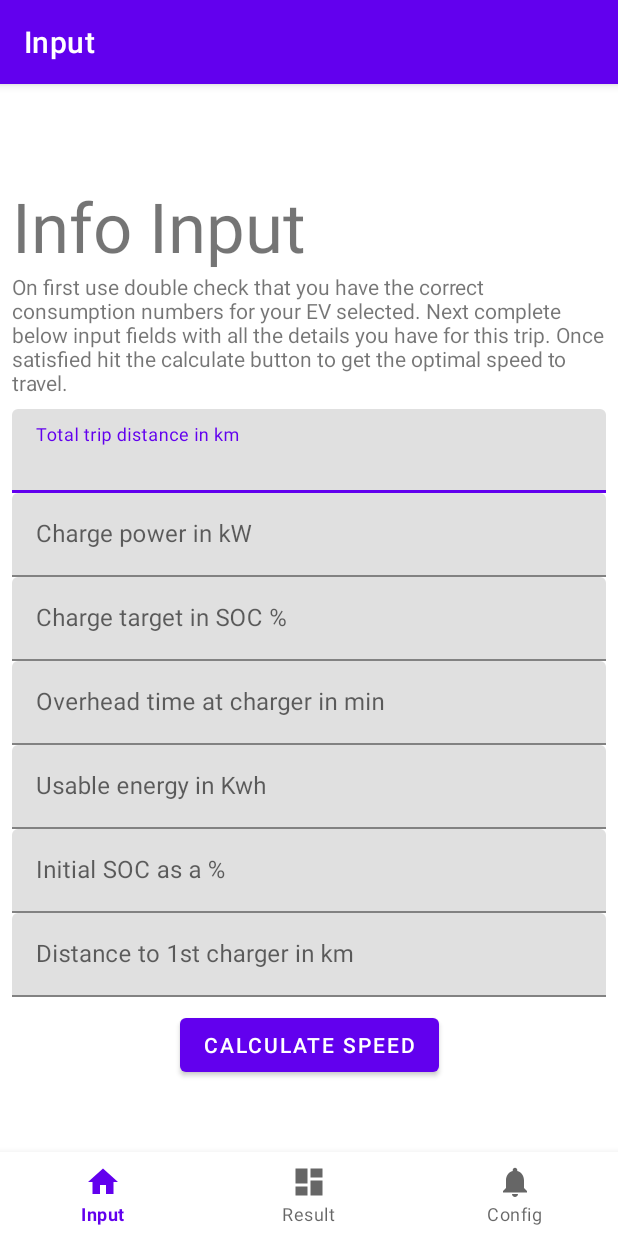
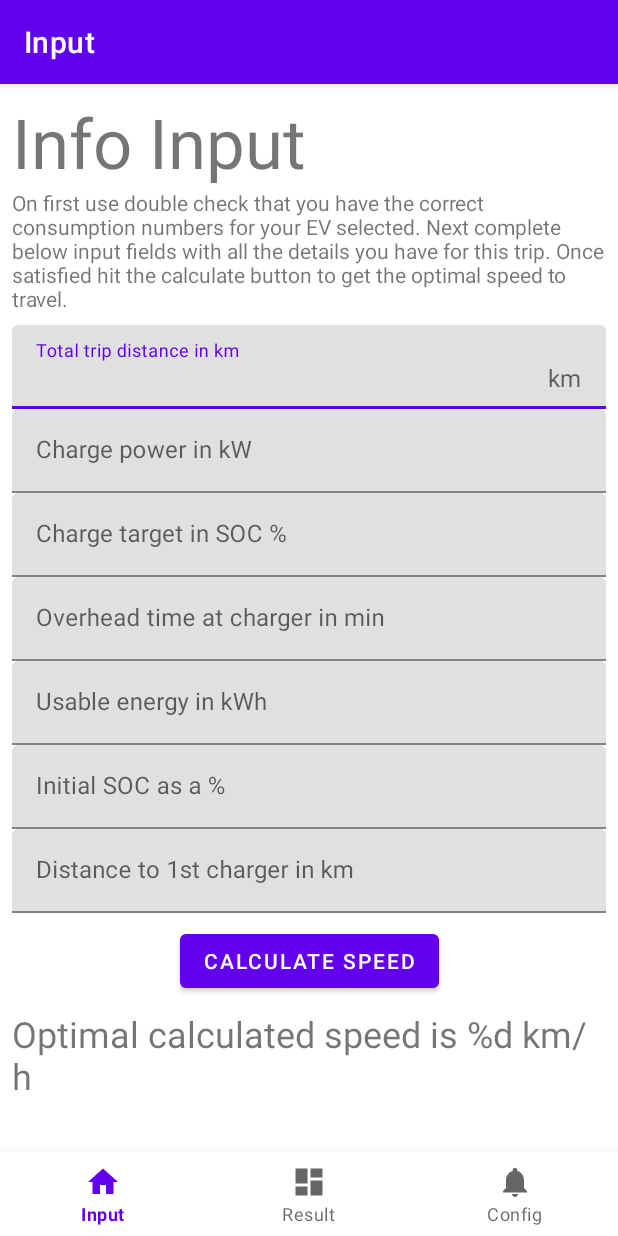
Before and after one commit to hanscappelle/optitrip-ev-android, an Android app: the screen it shows after launch (MainActivity), on a phone screen of 412 x 824 dp. Run offline under Robolectric (Android 15) with nearby library versions, the phone set to English and light mode, and no system bars; our stand-ins replace navigation-ui.

Commit message:
progress calculating optimal speed

```diff
--- a/app/src/main/java/be/hcpl/android/optitripev/ui/home/HomeFragment.kt
+++ b/app/src/main/java/be/hcpl/android/optitripev/ui/home/HomeFragment.kt
@@ -4,10 +4,13 @@ import android.os.Bundle
 import android.view.LayoutInflater
 import android.view.View
 import android.view.ViewGroup
+import android.widget.Button
 import android.widget.TextView
+import androidx.core.widget.doOnTextChanged
 import androidx.fragment.app.Fragment
 import androidx.lifecycle.ViewModelProvider
 import be.hcpl.android.optitripev.databinding.FragmentHomeBinding
+import com.google.android.material.textfield.TextInputEditText
 
 class HomeFragment : Fragment() {
 
@@ -22,16 +25,31 @@ class HomeFragment : Fragment() {
         container: ViewGroup?,
         savedInstanceState: Bundle?
     ): View {
-        val homeViewModel =
-            ViewModelProvider(this).get(HomeViewModel::class.java)
+        val viewModel = ViewModelProvider(this).get(HomeViewModel::class.java)
 
         _binding = FragmentHomeBinding.inflate(inflater, container, false)
         val root: View = binding.root
 
-        //val textView: TextView = binding.textHome
-        //homeViewModel.text.observe(viewLifecycleOwner) {
-        //    textView.text = it
-        //}
+        // bind view references
+        val totalDistance: TextInputEditText = binding.inputTotalDistance
+        val chargePower: TextInputEditText = binding.inputChargePower
+        val chargeTarget: TextInputEditText = binding.inputChargeTarget
+        val chargeDelay: TextInputEditText = binding.inputChargeDelay
+        val usableEnergy: TextInputEditText = binding.inputUsableEnergy
+        val initialSoc: TextInputEditText = binding.inputInitialSoc
+        val distanceFirstCharger: TextInputEditText = binding.inputFirstChargeStation
+        val calculate: Button = binding.calculate
+        val resultView: TextView = binding.resultSpeed
+
+        // check for changes
+        viewModel.result.observe(viewLifecycleOwner) { resultView.text = it }
+
+        // Get input text
+        totalDistance.doOnTextChanged { text, _, _, _ -> viewModel.totalDistance.value = text.toString() }
+
+        // performs calculation
+        calculate.setOnClickListener { viewModel.calculate() }
+
         return root
     }
 
--- a/app/src/main/java/be/hcpl/android/optitripev/ui/home/HomeViewModel.kt
+++ b/app/src/main/java/be/hcpl/android/optitripev/ui/home/HomeViewModel.kt
@@ -1,13 +1,30 @@
 package be.hcpl.android.optitripev.ui.home
 
+import android.app.Application
+import android.provider.Settings.Global.getString
+import android.util.Log
+import androidx.lifecycle.AndroidViewModel
 import androidx.lifecycle.LiveData
 import androidx.lifecycle.MutableLiveData
 import androidx.lifecycle.ViewModel
+import be.hcpl.android.optitripev.R
 
-class HomeViewModel : ViewModel() {
+class HomeViewModel(application: Application) : AndroidViewModel(application) {
 
-    private val _text = MutableLiveData<String>().apply {
-        value = "This is home Fragment"
+    private val context = getApplication<Application>().applicationContext
+
+    val totalDistance = MutableLiveData<String>()
+    val chargePower = MutableLiveData<String>()
+
+    val result = MutableLiveData<String>()
+
+    // TODO store values in preferences and recover on resume
+    // TODO parse values from text, add errors where needed
+
+    fun calculate() {
+        // TODO perform calculation
+
+        val optimalSpeed = 95
+        result.value = String.format(context.getString(R.string.result_optimal_speed), optimalSpeed)
     }
-    val text: LiveData<String> = _text
 }
--- a/app/src/main/res/layout/activity_main.xml
+++ b/app/src/main/res/layout/activity_main.xml
@@ -3,8 +3,7 @@
     xmlns:app="http://schemas.android.com/apk/res-auto"
     android:id="@+id/container"
     android:layout_width="match_parent"
-    android:layout_height="match_parent"
-    android:paddingTop="?attr/actionBarSize">
+    android:layout_height="match_parent">
 
     <com.google.android.material.bottomnavigation.BottomNavigationView
         android:id="@+id/nav_view"
--- a/app/src/main/res/layout/fragment_home.xml
+++ b/app/src/main/res/layout/fragment_home.xml
@@ -33,6 +33,7 @@
         android:layout_height="wrap_content"
         android:layout_marginTop="@dimen/padding_default"
         android:hint="@string/hint_total_distance"
+        app:suffixText="km"
         app:layout_constraintEnd_toEndOf="parent"
         app:layout_constraintStart_toStartOf="parent"
         app:layout_constraintTop_toBottomOf="@id/info_input">
@@ -50,6 +51,7 @@
         android:layout_width="match_parent"
         android:layout_height="wrap_content"
         android:hint="@string/hint_charge_power"
+        app:suffixText="kW"
         app:layout_constraintEnd_toEndOf="parent"
         app:layout_constraintStart_toStartOf="parent"
         app:layout_constraintTop_toBottomOf="@id/total_distance">
@@ -67,6 +69,7 @@
         android:layout_width="match_parent"
         android:layout_height="wrap_content"
         android:hint="@string/hint_charge_target"
+        app:suffixText="%"
         app:layout_constraintEnd_toEndOf="parent"
         app:layout_constraintStart_toStartOf="parent"
         app:layout_constraintTop_toBottomOf="@id/charge_power">
@@ -84,6 +87,7 @@
         android:layout_width="match_parent"
         android:layout_height="wrap_content"
         android:hint="@string/hint_charge_delay"
+        app:suffixText="min"
         app:layout_constraintEnd_toEndOf="parent"
         app:layout_constraintStart_toStartOf="parent"
         app:layout_constraintTop_toBottomOf="@id/charge_target">
@@ -101,6 +105,7 @@
         android:layout_width="match_parent"
         android:layout_height="wrap_content"
         android:hint="@string/hint_usable_energy"
+        app:suffixText="kWh"
         app:layout_constraintEnd_toEndOf="parent"
         app:layout_constraintStart_toStartOf="parent"
         app:layout_constraintTop_toBottomOf="@id/charge_delay">
@@ -118,6 +123,7 @@
         android:layout_width="match_parent"
         android:layout_height="wrap_content"
         android:hint="@string/hint_initial_soc"
+        app:suffixText="%"
         app:layout_constraintEnd_toEndOf="parent"
         app:layout_constraintStart_toStartOf="parent"
         app:layout_constraintTop_toBottomOf="@id/usable_energy">
@@ -135,6 +141,7 @@
         android:layout_width="match_parent"
         android:layout_height="wrap_content"
         android:hint="@string/hint_first_charge_station"
+        app:suffixText="km"
         android:layout_marginBottom="@dimen/padding_default"
         app:layout_constraintEnd_toEndOf="parent"
         app:layout_constraintStart_toStartOf="parent"
@@ -158,4 +165,15 @@
         app:layout_constraintStart_toStartOf="parent"
         app:layout_constraintTop_toBottomOf="@id/first_charge_station"/>
 
+    <TextView
+        android:id="@+id/result_speed"
+        android:layout_width="wrap_content"
+        android:layout_height="wrap_content"
+        android:text="@string/result_optimal_speed"
+        android:layout_marginTop="@dimen/padding_default"
+        android:textSize="@dimen/text_size_large"
+        app:layout_constraintEnd_toEndOf="parent"
+        app:layout_constraintStart_toStartOf="parent"
+        app:layout_constraintTop_toBottomOf="@id/calculate"/>
+
 </androidx.constraintlayout.widget.ConstraintLayout>
--- a/app/src/main/res/values/strings.xml
+++ b/app/src/main/res/values/strings.xml
@@ -8,7 +8,7 @@
     <string name="hint_charge_power">Charge power in kW</string>
     <string name="hint_charge_target">Charge target in SOC %</string>
     <string name="hint_charge_delay">Overhead time at charger in min</string>
-    <string name="hint_usable_energy">Usable energy in Kwh</string>
+    <string name="hint_usable_energy">Usable energy in kWh</string>
     <string name="hint_initial_soc">Initial SOC as a %</string>
     <string name="hint_first_charge_station">Distance to 1st charger in km</string>
     <string name="info_input">On first use double check that you have the correct consumption numbers for your EV selected. Next complete below input fields with all the details you have for this trip. Once satisfied hit the calculate button to get the optimal speed to travel.</string>
@@ -30,4 +30,5 @@
     <string name="result_time_per_charge">Time per charge %.2f hours</string>
     <string name="result_total_time_per_charge">Total time per charge %.2f hours</string>
     <string name="result_total_trip_energy">Total trip Energy %.1f kWh</string>
+    <string name="result_optimal_speed">Optimal calculated speed is %d km/h</string>
 </resources>
```
